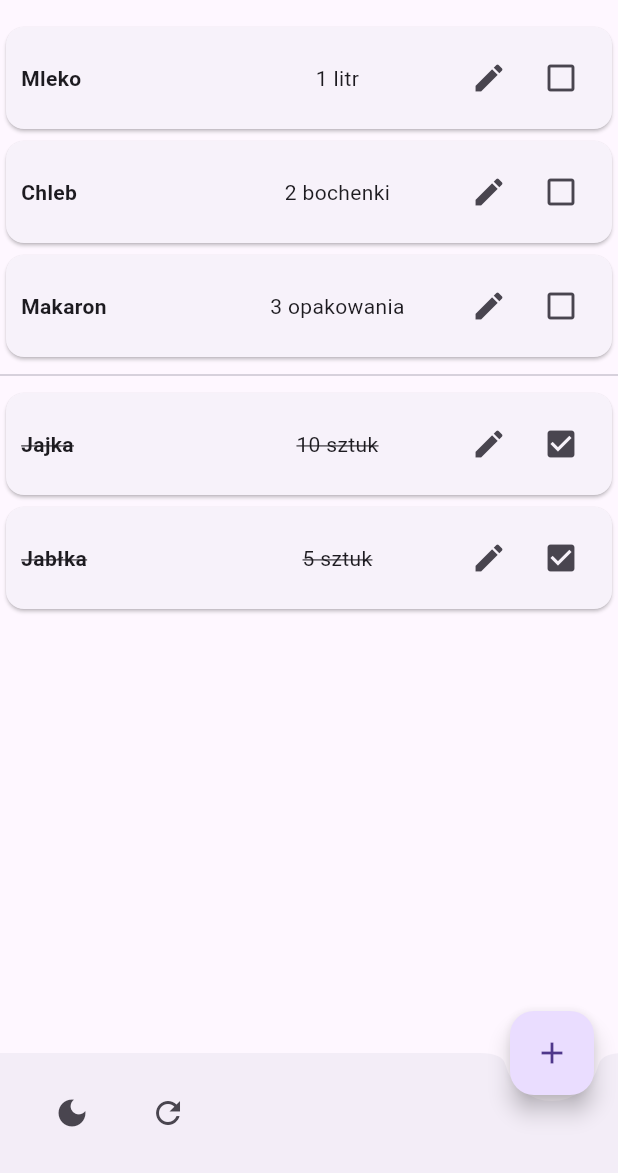
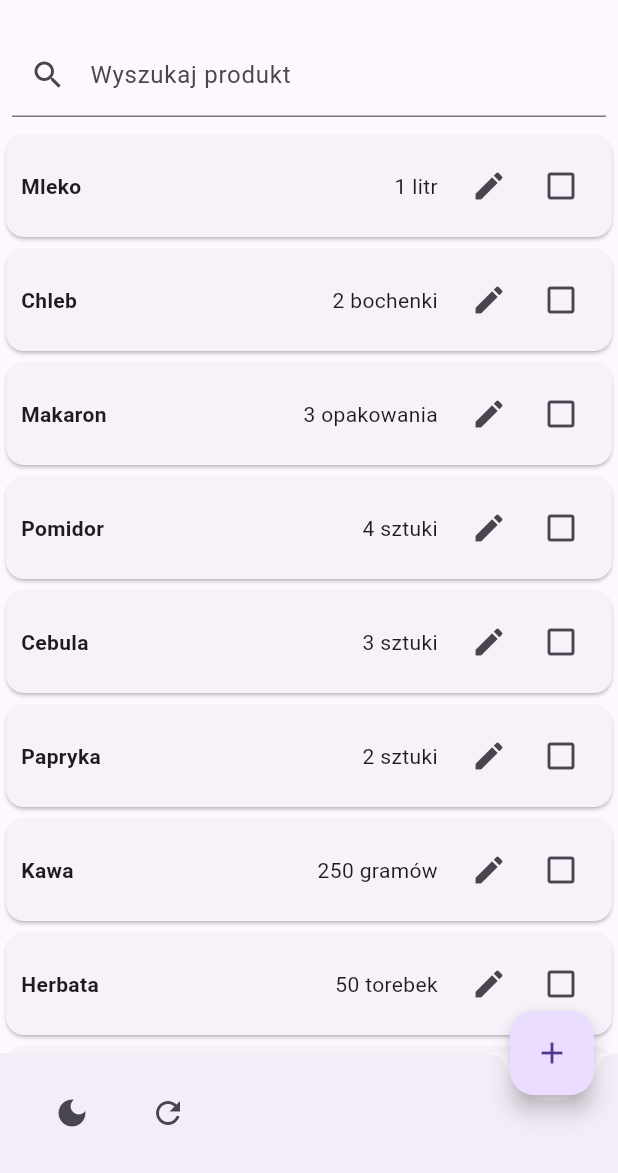
Before and after one commit to tojapawel/shopping_list_flutter, a Flutter app: the screen it shows after launch, on a phone screen of 412 x 824 dp, the part 63-1236 px from its top. Run offline on Flutter 3.47's test engine with Material 3 defaults, Android fonts, the phone set to English and light mode, and no system bars.

Commit message:
added search function

```diff
--- a/lib/main.dart
+++ b/lib/main.dart
@@ -29,10 +29,33 @@
     {'name': 'Jajka', 'quantity': '10 sztuk', 'purchased': true},
     {'name': 'Jabłka', 'quantity': '5 sztuk', 'purchased': true},
     {'name': 'Makaron', 'quantity': '3 opakowania', 'purchased': false},
+    {'name': 'Pomidor', 'quantity': '4 sztuki', 'purchased': false},
+    {'name': 'Cebula', 'quantity': '3 sztuki', 'purchased': false},
+    {'name': 'Oliwa z oliwek', 'quantity': '0.5 litra', 'purchased': true},
+    {'name': 'Papryka', 'quantity': '2 sztuki', 'purchased': false},
+    {'name': 'Ser', 'quantity': '200 gramów', 'purchased': true},
+    {'name': 'Kawa', 'quantity': '250 gramów', 'purchased': false},
+    {'name': 'Herbata', 'quantity': '50 torebek', 'purchased': false},
+    {'name': 'Cukier', 'quantity': '1 kilogram', 'purchased': true},
+    {'name': 'Mąka', 'quantity': '500 gramów', 'purchased': false},
+    {'name': 'Ryż', 'quantity': '1 kilogram', 'purchased': false},
+    {'name': 'Owoce leśne', 'quantity': '300 gramów', 'purchased': true},
+    {'name': 'Chipsy', 'quantity': '2 opakowania', 'purchased': false},
+    {'name': 'Piwo', 'quantity': '6 butelek', 'purchased': true},
+    {'name': 'Szynka', 'quantity': '150 gramów', 'purchased': false},
   ];
+
+  late List<Map<String, dynamic>> originalProducts;
 
   TextEditingController productController = TextEditingController();
   TextEditingController quantityController = TextEditingController();
+  TextEditingController searchController = TextEditingController();
+
+  @override
+  void initState() {
+    super.initState();
+    originalProducts = List.from(products);
+  }
 
   final GlobalKey<ScaffoldState> _scaffoldKey = GlobalKey<ScaffoldState>();
   Map<String, dynamic>? lastRemovedItem;
@@ -94,6 +117,11 @@
                               'name': newProduct,
                               'quantity': newQuantity,
                               'purchased': false
+                            });
+                            originalProducts.add({
+                            'name': newProduct,
+                            'quantity': newQuantity,
+                            'purchased': false
                             });
                           }
                         });
@@ -213,6 +241,23 @@
     });
   }
 
+  void searchProduct(String query) {
+    setState(() {
+      if (query.isEmpty) {
+        // If the query is empty, show all products
+        products = List.from(originalProducts);
+      } else {
+        // Otherwise, filter products based on the query
+        products = originalProducts.where((product) {
+          return product['name']
+              .toLowerCase()
+              .contains(query.toLowerCase());
+        }).toList();
+      }
+    });
+  }
+
+
   @override
   Widget build(BuildContext context) {
     products.sort((a, b) {
@@ -231,6 +276,18 @@
         ),
         body: Column(
           children: [
+            // Pole wyszukiwania
+            Padding(
+              padding: EdgeInsets.all(8.0),
+              child: TextField(
+                controller: searchController,
+                onChanged: searchProduct,
+                decoration: InputDecoration(
+                  labelText: 'Wyszukaj produkt',
+                  prefixIcon: Icon(Icons.search),
+                ),
+              ),
+            ),
             Expanded(
               child: products.isEmpty
                   ? Center(
@@ -291,7 +348,7 @@
                                 Expanded(
                                   child: Text(
                                     '${products[index]['quantity']}',
-                                    textAlign: TextAlign.center,
+                                    textAlign: TextAlign.right,
                                     style: TextStyle(
                                       decoration: products[index]
                                       ['purchased']
```
